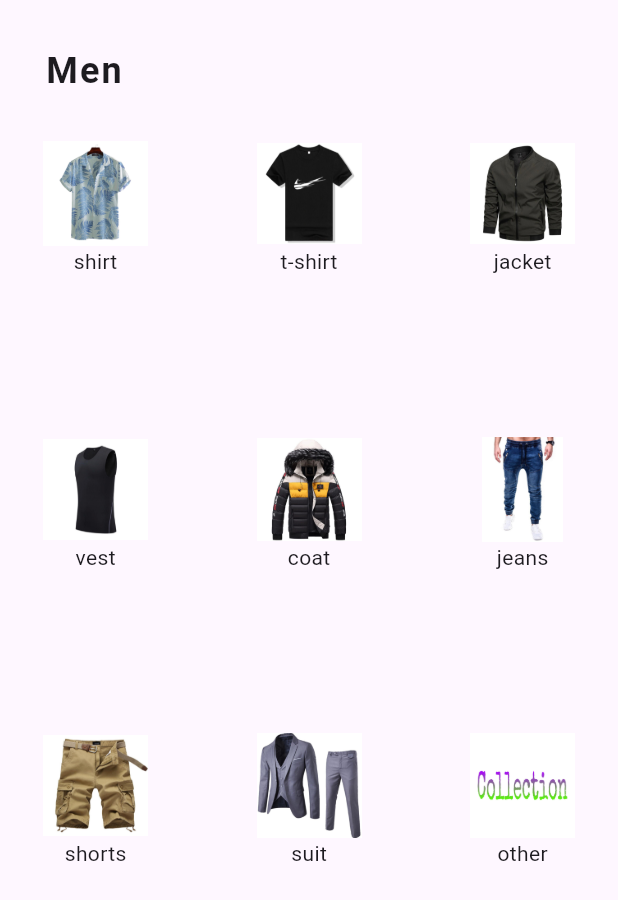
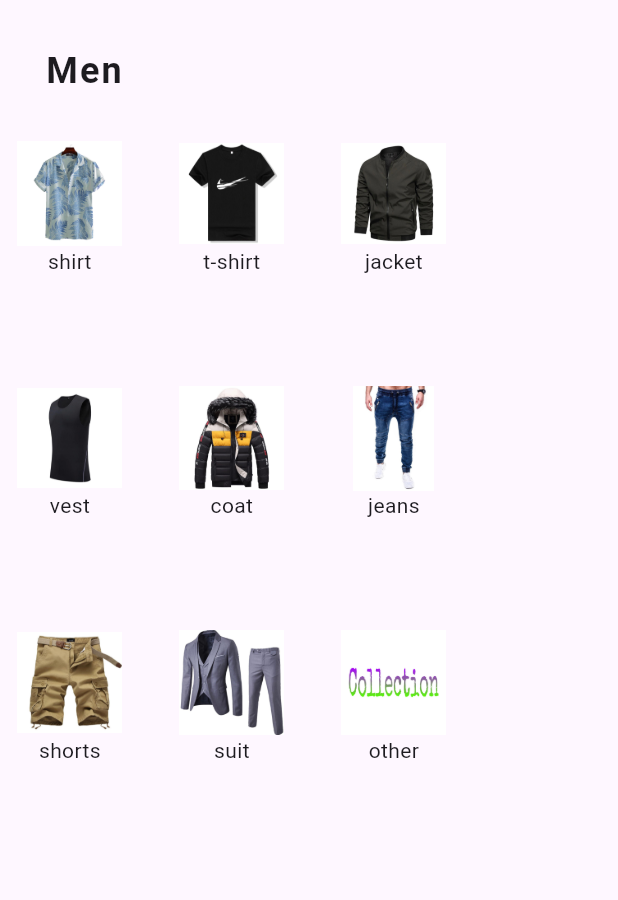
Before and after one commit to heyvishusri/multi_store_app, a Flutter app: the MenCategory widget shown alone on an empty page, opened directly, on a phone screen of 412 x 824 dp. Shown: the top 900 px of the screen. Run offline on Flutter 3.47's test engine with Material 3 defaults, Android fonts, the phone set to English and light mode, and no system bars.

Commit message:
Update men_categ.dart

```diff
--- a/lib/categories/men_categ.dart
+++ b/lib/categories/men_categ.dart
@@ -21,7 +21,14 @@ class MenCategory extends StatelessWidget {
 
   @override
   Widget build(BuildContext context) {
-    return Column(
+    return Positioned(
+      bottom: 0,
+
+
+      child: SizedBox(
+        height: MediaQuery.of(context).size.height *0.8,
+        width:  MediaQuery.of(context).size.width*0.75,
+        child: Column(
           crossAxisAlignment: CrossAxisAlignment.start,
           children: [
             const Padding(
@@ -69,6 +76,8 @@ class MenCategory extends StatelessWidget {
               ),
             )
           ],
+        ),
+      ),
     );
   }
 }
```
Lines whose indentation alone changed are shown as unchanged.
